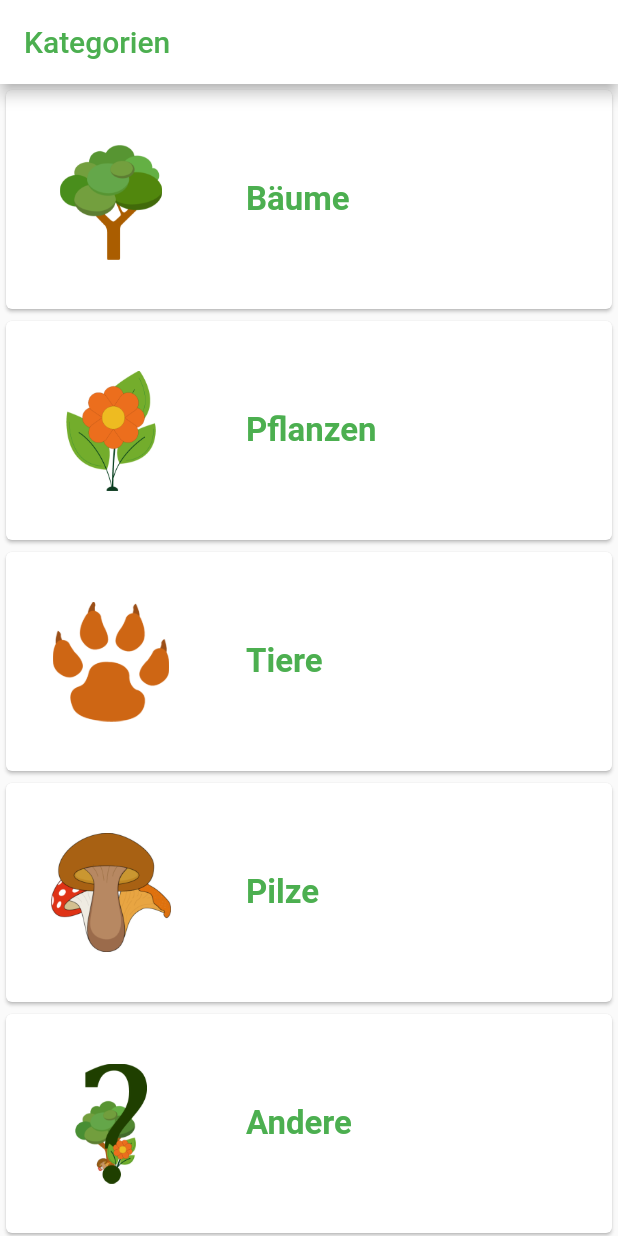
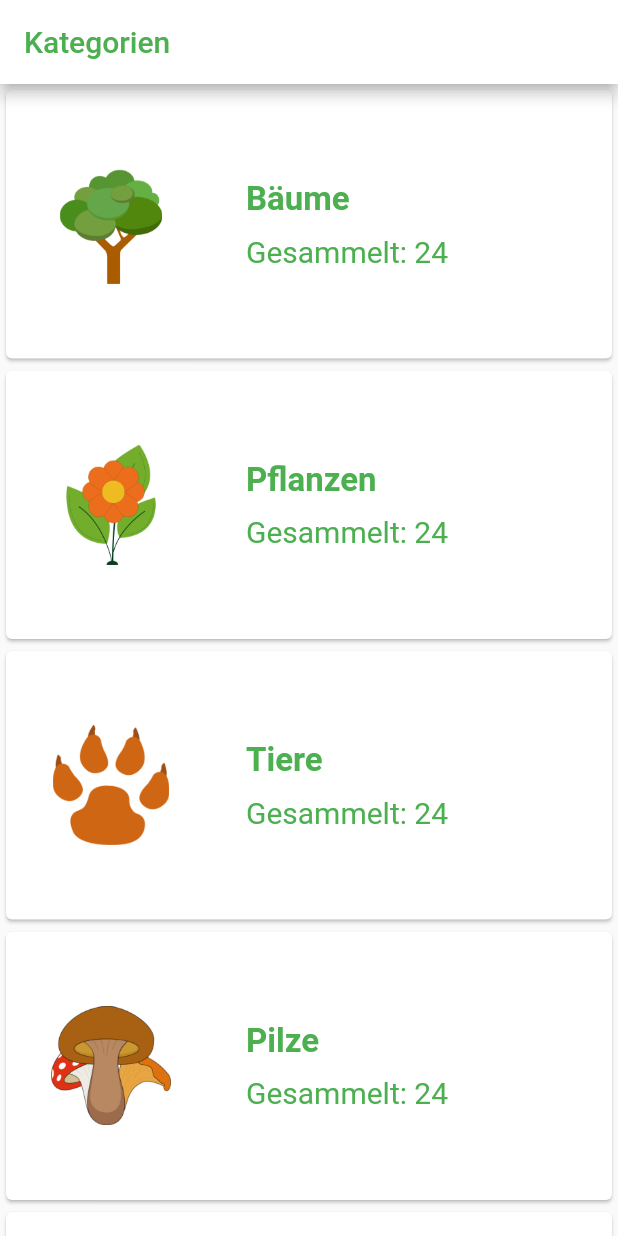
Before and after one commit to Neyttirri/Strollr, a Flutter app: the CollectionTwo screen opened directly, on a phone screen of 412 x 824 dp. Run offline on Flutter 3.47's test engine with Material 2 defaults, Android fonts, the phone set to English and light mode, and no system bars; our stand-ins replace charts_flutter, extended_image, flutter_image_compress, fluttertoast, gallery_saver, geolocator and 7 more; missing offline and left inert: animated_check, clickable_list_wheel_view, flutter_polyline_points, gpx, image_editor; accounts and stored records are empty.

Commit message:
Changed Category List

```diff
--- a/strollr/lib/Tabs/collectionTwo.dart
+++ b/strollr/lib/Tabs/collectionTwo.dart
@@ -82,6 +82,20 @@ class CollectionTwo extends StatelessWidget {
                         color: headerGreen,
                         fontWeight: FontWeight.bold,
                       ),
+                    ),
+                    SizedBox(
+                      height: 10,
+                    ),
+                    Container(
+                      width: 150,
+                      child: Text(
+                        "Gesammelt: 24",
+                        style: TextStyle(
+                          fontSize: 20,
+                          color: headerGreen,
+                          fontWeight: FontWeight.normal,
+                        ),
+                      ),
                     )
                   ],
                 ),
--- a/strollr/lib/collection_pages/collection_gallery_view.dart
+++ b/strollr/lib/collection_pages/collection_gallery_view.dart
@@ -52,7 +52,7 @@ class GalleryView extends StatelessWidget {
             //Navigator.of(context).pop();
           },
         ),
-        title: Text("Hebarium", style: TextStyle(color: headerGreen)),
+        title: Text("Herbarium", style: TextStyle(color: headerGreen)),
         backgroundColor: Colors.white,
       ),
       body: FutureBuilder(
--- a/strollr/lib/collection_pages/edit_steckbrief.dart
+++ b/strollr/lib/collection_pages/edit_steckbrief.dart
@@ -91,13 +91,12 @@ class _EditSteckbriefScreenState extends State<EditSteckbriefScreen>
                   .d('updating image and info');
               _updatePicture();
               Future.delayed(Duration(milliseconds: 1500)).then(
-                (value) => Navigator.push(
+                (value) => Navigator.pushReplacement(
                   context,
                   MaterialPageRoute(
                       builder: (context) => Steckbrief_2(picture: image, navigationID: _navigationID)),
                 ),
               );
-
               //Navigator.of(context).pop();
             },
           ),
--- a/strollr/lib/collection_pages/steckbrief_secondVersion.dart
+++ b/strollr/lib/collection_pages/steckbrief_secondVersion.dart
@@ -295,7 +295,7 @@ class Steckbrief_2 extends StatelessWidget {
         } else if (choice == ID_DOWNLOAD) {
           _saveImageInGallery();
         } else if (choice == ID_BEARBEITEN) {
-          Navigator.of(context).push(MaterialPageRoute(builder: (context) => EditSteckbriefScreen(picture: picture, navigationID: navigationID,)));
+          Navigator.of(context).pushReplacement(MaterialPageRoute(builder: (context) => EditSteckbriefScreen(picture: picture, navigationID: navigationID,)));
         } else if (choice == ID_ROUTE) {
           Navigator.of(context).push(MaterialPageRoute(
               builder: (context) => RouteDetails(picture.walk_id, navigationID)));
```
